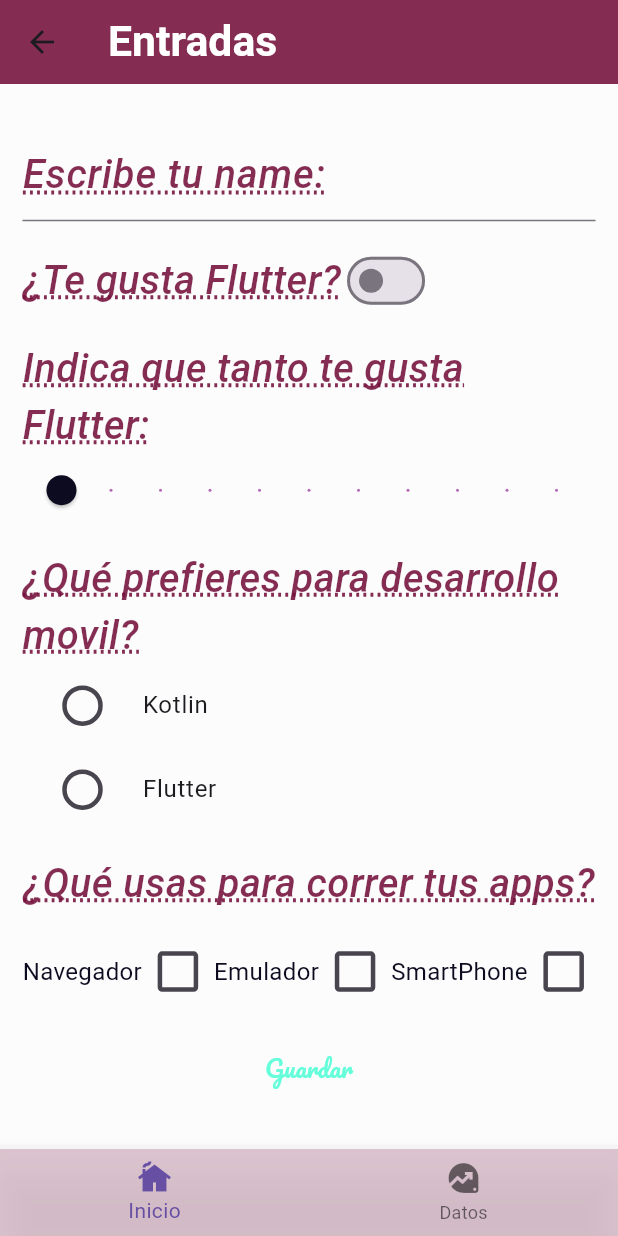
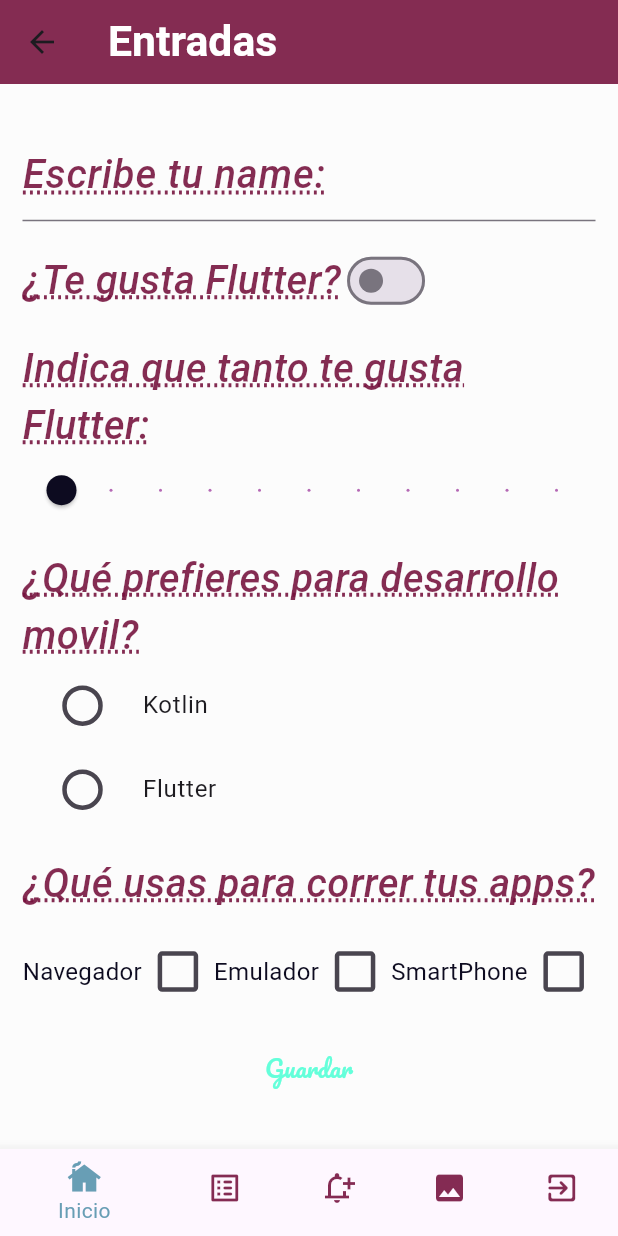
Before and after one commit to AliixLoz/componentes_flutter_aliix, a Flutter app: the InputsScreen screen opened directly, on a phone screen of 412 x 824 dp. Run offline on Flutter 3.47's test engine with Material 3 defaults, Android fonts, the phone set to English and light mode, and no system bars; our stand-ins replace google_fonts, transparent_image; Roboto replaces fonts that are missing (Playfair).

```diff
--- a/lib/screens/inputs_screen.dart
+++ b/lib/screens/inputs_screen.dart
@@ -1,4 +1,8 @@
 import 'package:flutter/material.dart';
+import 'package:practica3/screens/home_screen.dart';
+import 'package:practica3/screens/images_screen.dart';
+import 'package:practica3/screens/infinite_scroll_screen.dart';
+import 'package:practica3/screens/notifications_screen.dart';
 import 'package:practica3/theme/app_theme.dart';
 
 class InputsScreen extends StatefulWidget {
@@ -16,6 +20,29 @@ class _InputsScreenState extends State<InputsScreen> {
   bool isCheked1 = false;
   bool isCheked2 = false;
   bool isCheked3 = false;
+  int indexNavigation = 0;
+
+  openScreen(index, BuildContext context){
+    MaterialPageRoute ruta = MaterialPageRoute(builder: (context) => const HomeScreen());
+    switch(index){
+      case 0:
+      ruta = MaterialPageRoute(builder: (context) => const HomeScreen());
+      break;
+      case 1:
+       ruta = MaterialPageRoute(builder: (context) => const InfiniteScrollScreen());
+      break;
+      case 2:
+      ruta = MaterialPageRoute(builder: (context) => const NotificationsScreen());
+      break;
+      case 3:
+      ruta = MaterialPageRoute(builder: (context) => const ImageScreen());
+      break;
+    }
+    setState(() {
+      indexNavigation = index;
+      Navigator.push(context, ruta);
+    });
+  }
   //termina
   @override
   Widget build(BuildContext context) {
@@ -48,15 +75,32 @@ class _InputsScreenState extends State<InputsScreen> {
         ),
       ),
       bottomNavigationBar: BottomNavigationBar(
-        backgroundColor: const Color.fromARGB(223, 214, 188, 200),
+        currentIndex: indexNavigation,
+        backgroundColor: Color.fromARGB(223, 234, 132, 180),
+        unselectedItemColor: AppTheme.primaryColor,
+        selectedItemColor: AppTheme.backColor2,
+        unselectedLabelStyle: const TextStyle(color: AppTheme.backColor2),
+        onTap: (index) => openScreen(index, context),
         items: const [
           BottomNavigationBarItem(
             icon: Icon(Icons.cottage),
             label: 'Inicio',
           ),
           BottomNavigationBarItem(
-            icon: Icon(Icons.data_exploration),
-            label: 'Datos',
+            icon: Icon(Icons.list_alt_rounded),
+            label: 'Lista',
+          ),
+          BottomNavigationBarItem(
+            icon: Icon(Icons.notification_add_outlined),
+            label: 'Notificación',
+          ),
+          BottomNavigationBarItem(
+            icon: Icon(Icons.image),
+            label: 'Imagenes',
+          ),
+          BottomNavigationBarItem(
+            icon: Icon(Icons.exit_to_app_rounded),
+            label: 'Salida',
           ),
         ],
       ),
@@ -114,7 +158,7 @@ class _InputsScreenState extends State<InputsScreen> {
             onChanged: (value) {
               setState(() {
                 sliderValue = value;
-                print('Se cambio el slider: $sliderValue');
+                //print('Se cambio el slider: $sliderValue');
               });
             })
       ],
```
